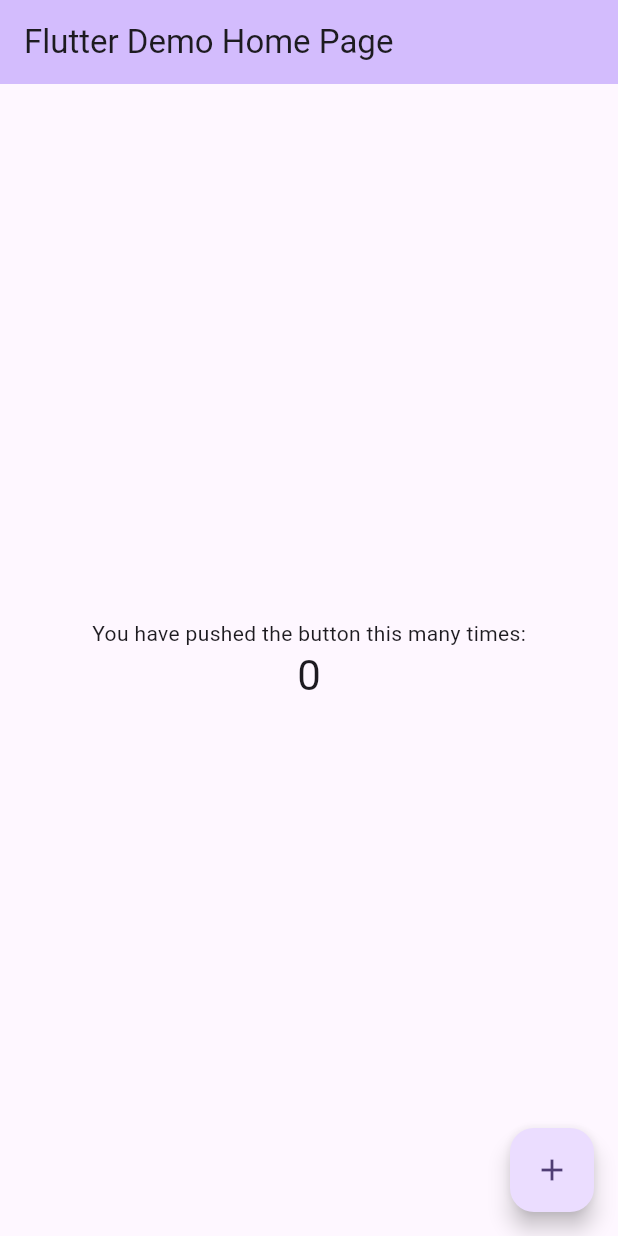
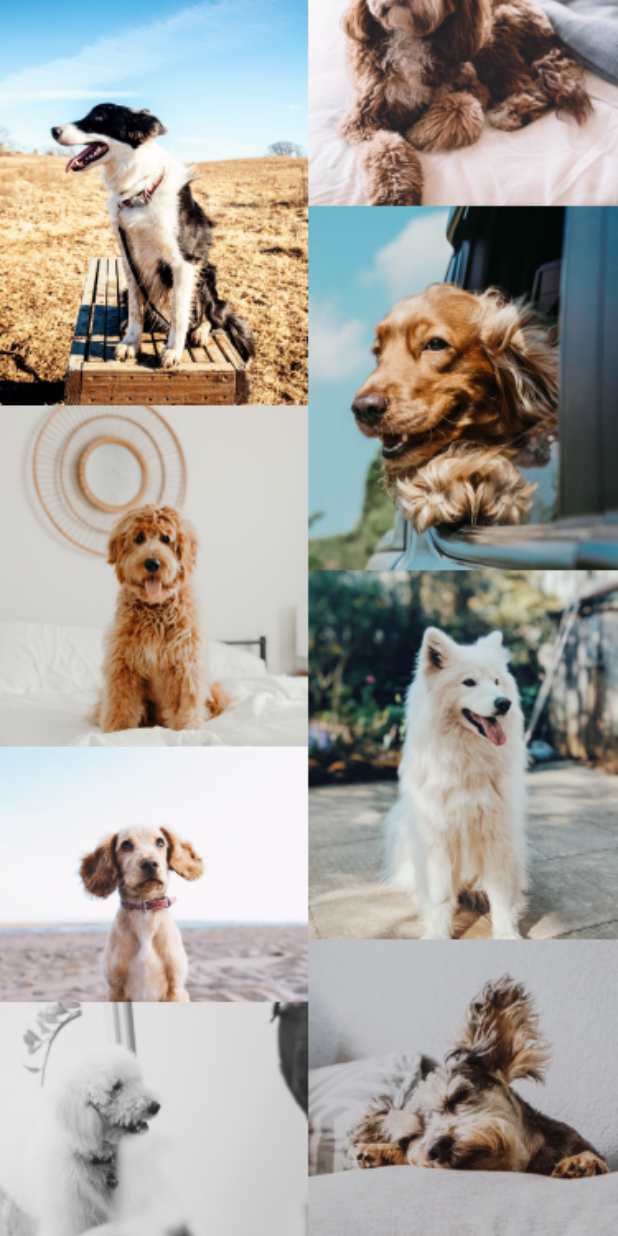
Before and after one commit to Alireza-Seif/Dogdom, a Flutter app: the screen it shows after launch, on a phone screen of 412 x 824 dp. Run offline on Flutter 3.47's test engine with Material 2 defaults, Android fonts, the phone set to English and light mode, and no system bars.

Commit message:
feat: add login_screen & home_screen

```diff
--- a/lib/main.dart
+++ b/lib/main.dart
@@ -1,3 +1,4 @@
+import 'package:dogdom/screens/login_screen.dart';
 import 'package:flutter/material.dart';
 
 void main() {
@@ -10,116 +11,10 @@ class MyApp extends StatelessWidget {
   // This widget is the root of your application.
   @override
   Widget build(BuildContext context) {
-    return MaterialApp(
+    return const MaterialApp(
+      debugShowCheckedModeBanner: false,
       title: 'Flutter Demo',
-      theme: ThemeData(
-        // This is the theme of your application.
-        //
-        // TRY THIS: Try running your application with "flutter run". You'll see
-        // the application has a blue toolbar. Then, without quitting the app,
-        // try changing the seedColor in the colorScheme below to Colors.green
-        // and then invoke "hot reload" (save your changes or press the "hot
-        // reload" button in a Flutter-supported IDE, or press "r" if you used
-        // the command line to start the app).
-        //
-        // Notice that the counter didn't reset back to zero; the application
-        // state is not lost during the reload. To reset the state, use hot
-        // restart instead.
-        //
-        // This works for code too, not just values: Most code changes can be
-        // tested with just a hot reload.
-        colorScheme: ColorScheme.fromSeed(seedColor: Colors.deepPurple),
-        useMaterial3: true,
-      ),
-      home: const MyHomePage(title: 'Flutter Demo Home Page'),
+      home: Login(),
     );
   }
 }
-
-class MyHomePage extends StatefulWidget {
-  const MyHomePage({super.key, required this.title});
-
-  // This widget is the home page of your application. It is stateful, meaning
-  // that it has a State object (defined below) that contains fields that affect
-  // how it looks.
-
-  // This class is the configuration for the state. It holds the values (in this
-  // case the title) provided by the parent (in this case the App widget) and
-  // used by the build method of the State. Fields in a Widget subclass are
-  // always marked "final".
-
-  final String title;
-
-  @override
-  State<MyHomePage> createState() => _MyHomePageState();
-}
-
-class _MyHomePageState extends State<MyHomePage> {
-  int _counter = 0;
-
-  void _incrementCounter() {
-    setState(() {
-      // This call to setState tells the Flutter framework that something has
-      // changed in this State, which causes it to rerun the build method below
-      // so that the display can reflect the updated values. If we changed
-      // _counter without calling setState(), then the build method would not be
-      // called again, and so nothing would appear to happen.
-      _counter++;
-    });
-  }
-
-  @override
-  Widget build(BuildContext context) {
-    // This method is rerun every time setState is called, for instance as done
-    // by the _incrementCounter method above.
-    //
-    // The Flutter framework has been optimized to make rerunning build methods
-    // fast, so that you can just rebuild anything that needs updating rather
-    // than having to individually change instances of widgets.
-    return Scaffold(
-      appBar: AppBar(
-        // TRY THIS: Try changing the color here to a specific color (to
-        // Colors.amber, perhaps?) and trigger a hot reload to see the AppBar
-        // change color while the other colors stay the same.
-        backgroundColor: Theme.of(context).colorScheme.inversePrimary,
-        // Here we take the value from the MyHomePage object that was created by
-        // the App.build method, and use it to set our appbar title.
-        title: Text(widget.title),
-      ),
-      body: Center(
-        // Center is a layout widget. It takes a single child and positions it
-        // in the middle of the parent.
-        child: Column(
-          // Column is also a layout widget. It takes a list of children and
-          // arranges them vertically. By default, it sizes itself to fit its
-          // children horizontally, and tries to be as tall as its parent.
-          //
-          // Column has various properties to control how it sizes itself and
-          // how it positions its children. Here we use mainAxisAlignment to
-          // center the children vertically; the main axis here is the vertical
-          // axis because Columns are vertical (the cross axis would be
-          // horizontal).
-          //
-          // TRY THIS: Invoke "debug painting" (choose the "Toggle Debug Paint"
-          // action in the IDE, or press "p" in the console), to see the
-          // wireframe for each widget.
-          mainAxisAlignment: MainAxisAlignment.center,
-          children: <Widget>[
-            const Text(
-              'You have pushed the button this many times:',
-            ),
-            Text(
-              '$_counter',
-              style: Theme.of(context).textTheme.headlineMedium,
-            ),
-          ],
-        ),
-      ),
-      floatingActionButton: FloatingActionButton(
-        onPressed: _incrementCounter,
-        tooltip: 'Increment',
-        child: const Icon(Icons.add),
-      ), // This trailing comma makes auto-formatting nicer for build methods.
-    );
-  }
-}
--- /dev/null
+++ b/lib/screens/home_screen.dart
@@ -0,0 +1,12 @@
+import 'package:flutter/material.dart';
+
+class MyHomePage extends StatelessWidget {
+  const MyHomePage({Key? key}) : super(key: key);
+
+  @override
+  Widget build(BuildContext context) {
+    return Scaffold(
+      appBar: AppBar(title: const Text('hi'),),
+    );
+  }
+}
--- /dev/null
+++ b/lib/screens/login_screen.dart
@@ -0,0 +1,20 @@
+import 'package:flutter/material.dart';
+
+class Login extends StatelessWidget {
+  const Login({Key? key}) : super(key: key);
+
+  @override
+  Widget build(BuildContext context) {
+    return Scaffold(
+      body: Container(
+        decoration: const BoxDecoration(
+          image: DecorationImage(
+            image: AssetImage('assets/images/dogdom_login.png'),
+            fit: BoxFit.cover
+          ),
+        ),
+
+      ),
+    );
+  }
+}
--- a/pubspec.yaml
+++ b/pubspec.yaml
@@ -59,8 +59,8 @@ flutter:
   uses-material-design: true
 
   # To add assets to your application, add an assets section, like this:
-  # assets:
-  #   - images/a_dot_burr.jpeg
+  assets:
+    - assets/images/
   #   - images/a_dot_ham.jpeg
 
   # An image asset can refer to one or more resolution-specific "variants", see
```
Also changed, not shown: assets/images/dogdom_login.png (added).
